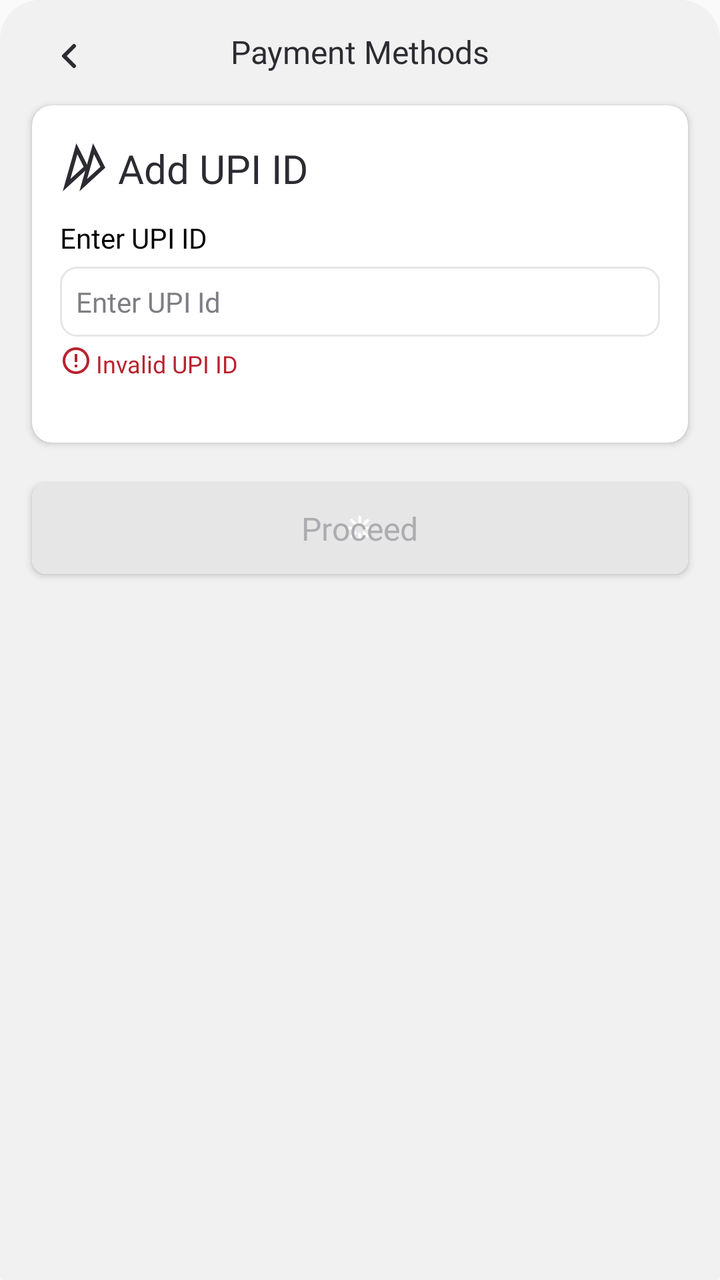
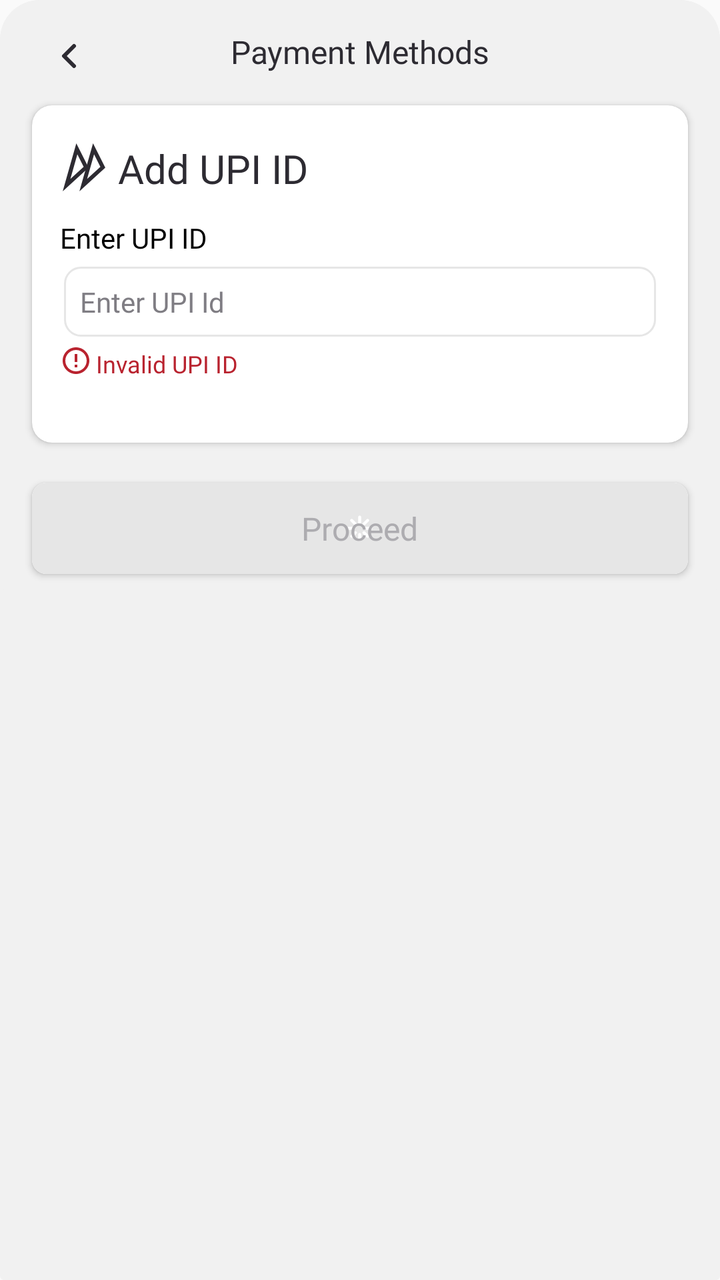

Before-and-after screenshots of an Android layout around one commit, followed by the original layout XML and the change that was made.
<!-- AndroidManifest.xml: application theme AppTheme -->
<!-- res/layout/fragment_add_u_p_i_i_d.xml -->
<?xml version="1.0" encoding="utf-8"?>
<androidx.coordinatorlayout.widget.CoordinatorLayout xmlns:android="http://schemas.android.com/apk/res/android"
    xmlns:app="http://schemas.android.com/apk/res-auto"
    xmlns:tools="http://schemas.android.com/tools"
    android:layout_width="match_parent"
    android:background="@drawable/bottom_sheet_bg"
    android:layout_height="wrap_content">
    <FrameLayout
        android:id="@+id/frameLayout1"
        android:layout_width="match_parent"
        android:layout_height="match_parent">


    <androidx.constraintlayout.widget.ConstraintLayout
        android:id="@+id/constraintLayout123"
        android:layout_width="match_parent"
        android:layout_height="wrap_content"
        android:background="@drawable/bottom_sheet_bg"
        app:layout_anchorGravity="center">

        <TextView
            android:id="@+id/textView"
            android:layout_width="wrap_content"
            android:layout_height="wrap_content"
            android:layout_marginTop="15dp"
            android:fontFamily="@font/poppins_bold"
            android:text="Payment Methods"
            android:textColor="#2D2B32"
            android:textSize="16sp"
            app:layout_constraintEnd_toEndOf="parent"
            app:layout_constraintStart_toStartOf="parent"
            app:layout_constraintTop_toTopOf="parent" />

        <LinearLayout
            android:id="@+id/backButton"
            android:layout_width="36dp"
            android:layout_height="36dp"
            android:orientation="vertical"
            android:layout_marginStart="16dp"
            android:layout_marginTop="10dp"
            app:layout_constraintStart_toStartOf="parent"
            app:layout_constraintTop_toTopOf="parent"
            android:gravity="center">

            <ImageView
                android:layout_width="match_parent"
                android:layout_height="wrap_content"
                android:src="@drawable/chevron_left" />
        </LinearLayout>

        <androidx.cardview.widget.CardView
            android:id="@+id/cardView"
            android:layout_width="match_parent"
            android:layout_height="wrap_content"
            android:layout_marginStart="16dp"
            android:layout_marginTop="16dp"
            android:layout_marginEnd="16dp"
            app:cardBackgroundColor="@android:color/white"
            app:cardCornerRadius="10dp"
            app:layout_constraintEnd_toEndOf="parent"
            app:layout_constraintStart_toStartOf="parent"
            app:layout_constraintTop_toBottomOf="@+id/textView">

            <androidx.constraintlayout.widget.ConstraintLayout
                android:layout_width="match_parent"
                android:layout_height="wrap_content"
                android:animateLayoutChanges="true"
                android:paddingStart="14dp"
                android:paddingTop="19dp"
                android:paddingEnd="14dp"
                android:paddingBottom="30dp">

                <ImageView
                    android:id="@+id/imageView"
                    android:layout_width="wrap_content"
                    android:layout_height="wrap_content"
                    android:src="@drawable/upi_icon_2"
                    app:layout_constraintStart_toStartOf="parent"
                    app:layout_constraintTop_toTopOf="parent" />

                <TextView
                    android:id="@+id/textView2"
                    android:layout_width="wrap_content"
                    android:layout_height="wrap_content"
                    android:layout_marginStart="5dp"
                    android:fontFamily="@font/poppins_bold"
                    android:gravity="center"
                    android:text="Add UPI ID"
                    android:textColor="#2D2B32"
                    android:textSize="20sp"
                    app:layout_constraintBottom_toBottomOf="@+id/imageView"
                    app:layout_constraintStart_toEndOf="@+id/imageView"
                    app:layout_constraintTop_toTopOf="@+id/imageView" />

                <TextView
                    android:id="@+id/texthead_Enter_UPI"
                    android:layout_width="wrap_content"
                    android:layout_height="wrap_content"
                    android:layout_marginTop="12dp"
                    android:fontFamily="@font/poppins"
                    android:gravity="center_vertical"
                    android:lineSpacingExtra="-1sp"
                    android:text="Enter UPI ID"
                    android:textColor="@android:color/black"
                    app:layout_constraintStart_toStartOf="@+id/imageView"
                    app:layout_constraintTop_toBottomOf="@+id/textView2" />

                <EditText
                    android:id="@+id/editText"
                    android:layout_width="match_parent"
                    android:layout_height="wrap_content"
                    android:layout_marginTop="5dp"
                    android:background="@drawable/edittext_bg"
                    android:fontFamily="@font/poppins"
                    android:gravity="center_vertical"
                    android:hint="Enter UPI Id"
                    android:inputType="text"
                    android:padding="8dp"
                    android:textColorHint="#7F7D83"
                    android:textColor="#000000"
                    android:textSize="14sp"
                    app:layout_constraintEnd_toEndOf="parent"
                    app:layout_constraintStart_toStartOf="parent"
                    app:layout_constraintTop_toBottomOf="@+id/texthead_Enter_UPI"
                    tools:ignore="TouchTargetSizeCheck" />

                <LinearLayout
                    android:layout_width="match_parent"
                    android:layout_height="wrap_content"
                    android:layout_marginTop="4dp"
                    android:orientation="vertical"
                    app:layout_constraintTop_toBottomOf="@+id/editText">

                    <androidx.constraintlayout.widget.ConstraintLayout
                        android:id="@+id/ll1InvalidUPI"
                        android:layout_width="match_parent"
                        android:layout_height="match_parent"
                        android:layout_weight="0.5">

                        <ImageView
                            android:id="@+id/imageView5"
                            android:layout_width="wrap_content"
                            android:layout_height="wrap_content"
                            android:src="@drawable/error_outline"
                            app:layout_constraintBottom_toBottomOf="parent"
                            app:layout_constraintStart_toStartOf="parent"
                            app:layout_constraintTop_toTopOf="parent"
                            android:layout_marginBottom="3dp"/>

                        <TextView
                            android:id="@+id/textView4"
                            android:layout_width="wrap_content"
                            android:layout_height="wrap_content"
                            android:layout_marginStart="2dp"
                            android:enabled="false"
                            android:fontFamily="@font/poppins"
                            android:gravity="center"
                            android:text="Invalid UPI ID"
                            android:textColor="#B9232F"
                            android:textSize="12sp"
                            app:layout_constraintStart_toEndOf="@+id/imageView5"
                            app:layout_constraintTop_toTopOf="parent"
                            app:layout_constraintBottom_toBottomOf="parent"/>
                    </androidx.constraintlayout.widget.ConstraintLayout>
                    <androidx.constraintlayout.widget.ConstraintLayout
                        android:layout_width="match_parent"
                        android:layout_height="match_parent"
                        android:layout_marginTop="8dp"
                        android:layout_weight="0.5"
                        android:visibility="gone">

                        <ImageView
                            android:id="@+id/imageView3"
                            android:layout_width="16dp"
                            android:layout_height="16dp"
                            android:layout_marginBottom="2dp"
                            android:background="@drawable/check_box_bg"
                            app:layout_constraintBottom_toBottomOf="parent"
                            app:layout_constraintStart_toStartOf="parent"
                            app:layout_constraintTop_toTopOf="parent" />

                        <TextView
                            android:id="@+id/textView3"
                            android:layout_width="wrap_content"
                            android:layout_height="wrap_content"
                            android:layout_marginStart="4dp"
                            android:layout_marginTop="4dp"
                            android:fontFamily="@font/poppins"
                            android:gravity="center_vertical"
                            android:text="Save UPI ID for future usage"
                            android:textColor="#2D2B32 "
                            android:textSize="14sp"
                            app:layout_constraintBottom_toBottomOf="@+id/imageView3"
                            app:layout_constraintStart_toEndOf="@+id/imageView3"
                            app:layout_constraintTop_toTopOf="@+id/imageView3" />
                    </androidx.constraintlayout.widget.ConstraintLayout>
                </LinearLayout>

            </androidx.constraintlayout.widget.ConstraintLayout>
        </androidx.cardview.widget.CardView>



        <androidx.cardview.widget.CardView
            android:id="@+id/proceedButton"
            android:layout_width="match_parent"
            android:layout_height="wrap_content"
            android:layout_marginStart="16dp"
            android:layout_marginEnd="16dp"
            android:layout_marginBottom="8dp"
            android:layout_marginTop="20dp"
            android:clickable="true"
            app:cardCornerRadius="7dp"
            app:layout_constraintBottom_toBottomOf="parent"
            app:layout_constraintEnd_toEndOf="parent"
            app:layout_constraintStart_toStartOf="parent"
            app:layout_constraintTop_toBottomOf="@+id/cardView">

            <RelativeLayout
                android:id="@+id/proceedButtonRelativeLayout"
                android:layout_width="match_parent"
                android:layout_height="wrap_content"
                android:background="@drawable/disable_button_bg"
                android:padding="12dp">

                <ProgressBar
                    android:id="@+id/progressBar"
                    android:layout_width="15dp"
                    android:layout_height="15dp"
                    android:layout_centerInParent="true"
                    android:indeterminateDrawable="@drawable/loader_01"
                    android:rotation="90" />

                <TextView
                    android:id="@+id/textView6"
                    android:layout_width="wrap_content"
                    android:layout_height="wrap_content"
                    android:layout_centerInParent="true"
                    android:fontFamily="@font/poppins_semibold"
                    android:text="Proceed"
                    android:textColor="#ADACB0"
                    android:textSize="16sp" />

            </RelativeLayout>
        </androidx.cardview.widget.CardView>

    </androidx.constraintlayout.widget.ConstraintLayout>
    </FrameLayout>
</androidx.coordinatorlayout.widget.CoordinatorLayout>
<!-- resources referenced by this layout -->
<resources>
  <!-- drawable bottom_sheet_bg (drawable) -->
  <?xml version="1.0" encoding="utf-8"?>
  <shape xmlns:android="http://schemas.android.com/apk/res/android">
      <solid android:color="#F1F1F1"/>
      <corners android:topLeftRadius="20dp"
          android:topRightRadius="20dp"
          android:bottomLeftRadius="2dp"
          android:bottomRightRadius="2dp"/>
  </shape>
  <!-- drawable check_box_bg (drawable) -->
  <?xml version="1.0" encoding="utf-8"?>
  <shape xmlns:android="http://schemas.android.com/apk/res/android">
      <solid android:color="@android:color/white"/>
      <corners android:radius="4dp"/>
      <stroke android:width="1dp" android:color="#000000"/>
  </shape>
  <!-- drawable chevron_left (drawable) -->
  <vector xmlns:android="http://schemas.android.com/apk/res/android"
      android:width="24dp"
      android:height="24dp"
      android:viewportWidth="24"
      android:viewportHeight="24">
    <path
        android:pathData="M15,17L10,12L15,7"
        android:strokeLineJoin="round"
        android:strokeWidth="2"
        android:fillColor="#00000000"
        android:strokeColor="#2D2B32"
        android:strokeLineCap="round"/>
  </vector>
  <!-- drawable disable_button_bg (drawable) -->
  <?xml version="1.0" encoding="utf-8"?>
  <shape xmlns:android="http://schemas.android.com/apk/res/android">
      <solid android:color="#E6E6E6"/>
      <corners android:radius="7dp"/>
  </shape>
  <!-- drawable edittext_bg (drawable) -->
  <?xml version="1.0" encoding="utf-8"?>
  <shape xmlns:android="http://schemas.android.com/apk/res/android">
      <solid android:color="#FFFFFF"/>
      <corners android:radius="8dp"/>
      <stroke android:color="#E6E6E6" android:width="1dp"/>
  
  </shape>
  <!-- drawable error_outline (drawable) -->
  <vector xmlns:android="http://schemas.android.com/apk/res/android"
      android:width="16dp"
      android:height="16dp"
      android:viewportWidth="16"
      android:viewportHeight="16">
    <path
        android:pathData="M7.333,10H8.667V11.333H7.333V10ZM7.333,4.667H8.667V8.667H7.333V4.667ZM7.993,1.334C4.313,1.334 1.333,4.32 1.333,8C1.333,11.68 4.313,14.667 7.993,14.667C11.68,14.667 14.667,11.68 14.667,8C14.667,4.32 11.68,1.334 7.993,1.334ZM8,13.333C5.053,13.333 2.667,10.947 2.667,8C2.667,5.054 5.053,2.667 8,2.667C10.947,2.667 13.333,5.054 13.333,8C13.333,10.947 10.947,13.333 8,13.333Z"
        android:fillColor="#B9232F"/>
  </vector>
  <!-- drawable loader_01 (drawable) -->
  <vector xmlns:android="http://schemas.android.com/apk/res/android"
      android:width="20dp"
      android:height="20dp"
      android:viewportWidth="20"
      android:viewportHeight="20">
    <path
        android:pathData="M10,5.929V2.5M10,17.5V14.071M14.071,10H17.5M2.5,10H5.929M12.879,7.121L15.304,4.697M4.696,15.303L7.121,12.879M12.879,12.879L15.304,15.303M4.696,4.697L7.121,7.121"
        android:strokeLineJoin="round"
        android:strokeWidth="2"
        android:fillColor="#00000000"
        android:strokeColor="#ffffff"
        android:strokeLineCap="round"/>
  </vector>
  <!-- drawable upi_icon_2 (drawable) -->
  <vector xmlns:android="http://schemas.android.com/apk/res/android"
      android:width="24dp"
      android:height="24dp"
      android:viewportWidth="24"
      android:viewportHeight="24">
    <path
        android:pathData="M11.631,20.895L16.777,2.748L21.409,11.975L11.631,20.895Z"
        android:strokeWidth="2"
        android:fillColor="#00000000"
        android:strokeColor="#2D2B32"/>
    <path
        android:pathData="M3.276,20.895L8.422,2.748L13.053,11.975L3.276,20.895Z"
        android:strokeWidth="2"
        android:fillColor="#00000000"
        android:strokeColor="#2D2B32"/>
  </vector>
  <style name="AppTheme" parent="Theme.AppCompat.Light.NoActionBar" />
</resources>

<!-- the commit's change to res/layout/fragment_add_u_p_i_i_d.xml (unified diff, before → after) -->
@@ -113,6 +113,8 @@
                     android:background="@drawable/edittext_bg"
                     android:fontFamily="@font/poppins"
                     android:gravity="center_vertical"
+                    android:layout_marginStart="2dp"
+                    android:layout_marginEnd="2dp"
                     android:hint="Enter UPI Id"
                     android:inputType="text"
                     android:padding="8dp"
